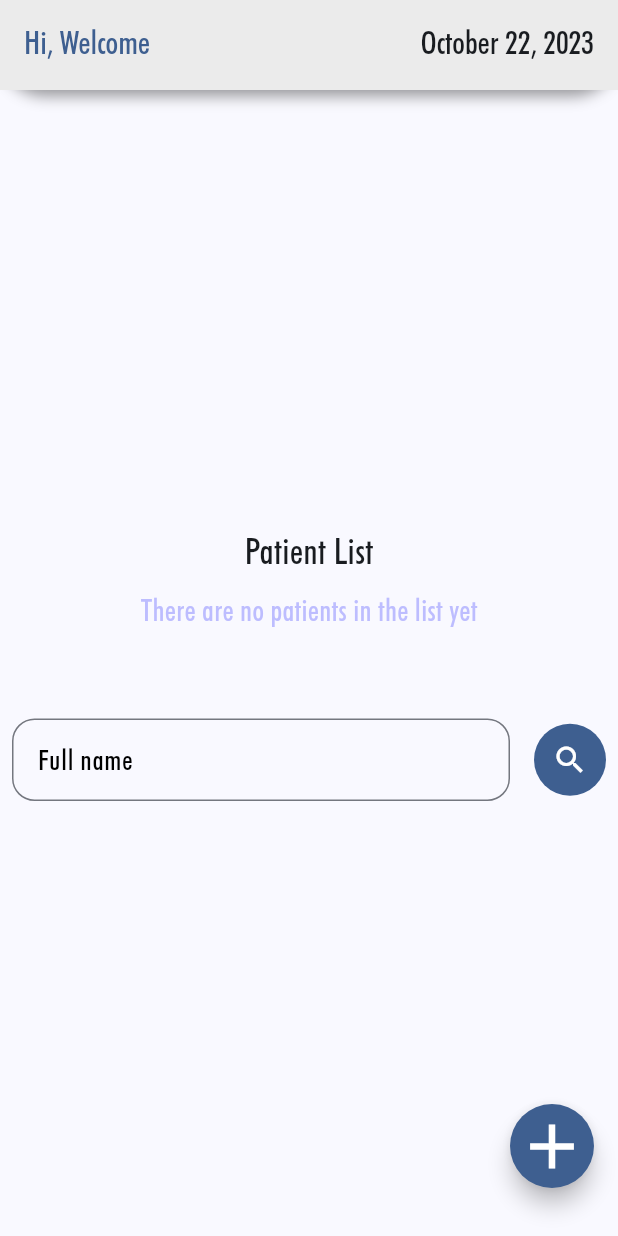
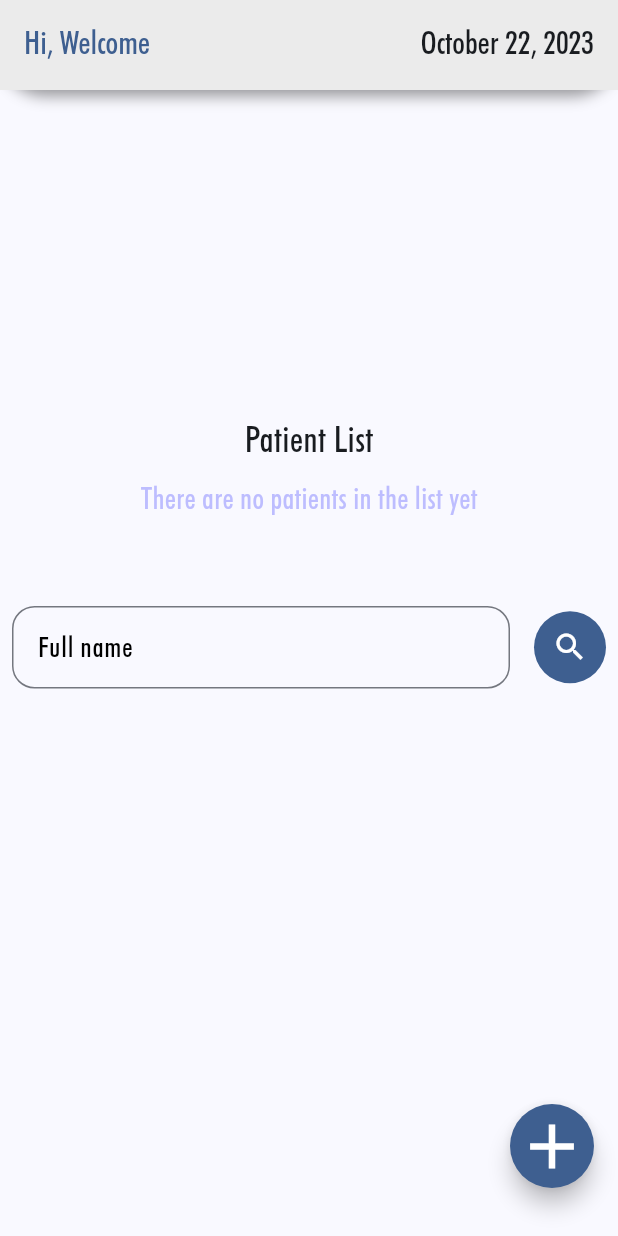
Before and after one commit to masarom/patient-list-flutter, a Flutter app: the MainPage screen opened directly, on a phone screen of 412 x 824 dp. Run offline on Flutter 3.47's test engine with Material 2 defaults, Android fonts, the phone set to English and light mode, and no system bars.

Commit message:
add changed to padding

```diff
--- a/lib/main.dart
+++ b/lib/main.dart
@@ -150,7 +150,8 @@ class MainPage extends StatelessWidget {
               children: [
                 Expanded(
                   child: Padding(
-                    padding: const EdgeInsets.symmetric(horizontal: 8.0),
+                    padding: const EdgeInsets.only(
+                        left: 8.0, right: 8.0, bottom: 150.0),
                     child: TextField(
                       decoration: InputDecoration(
                           hintText: 'Full name',
@@ -164,7 +165,8 @@ class MainPage extends StatelessWidget {
                   ),
                 ),
                 Padding(
-                  padding: const EdgeInsets.symmetric(horizontal: 8.0),
+                  padding: const EdgeInsets.only(
+                      left: 8.0, right: 8.0, bottom: 150.0),
                   child: Container(
                     decoration: BoxDecoration(
                         color: appBarTextColor, shape: BoxShape.circle),
```
